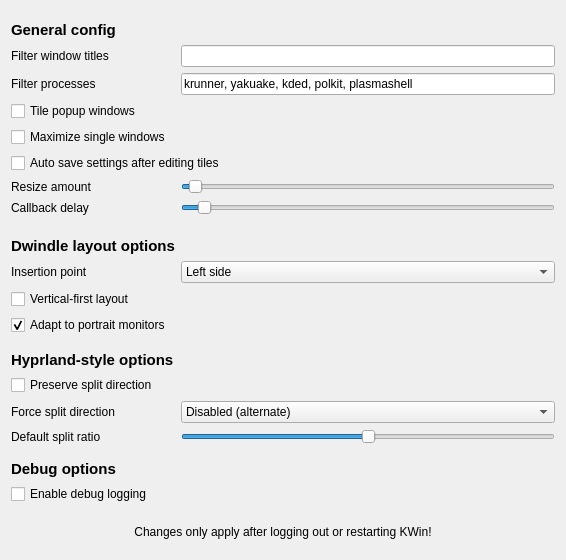
Before: the Qt Designer form res/config.ui in IamAndelib/Tessera, drawn with Qt 5.
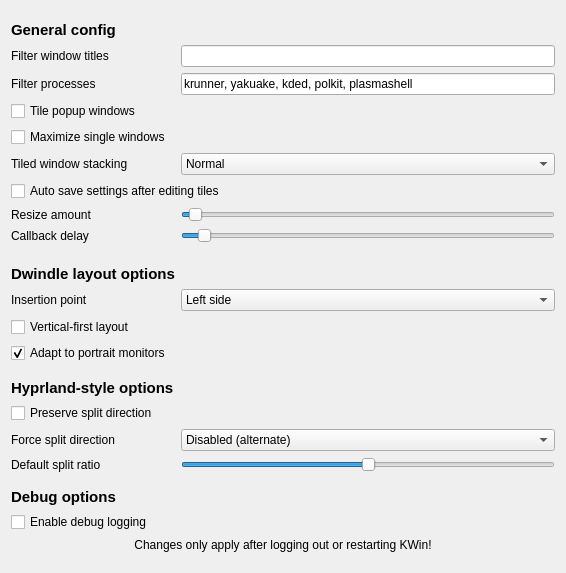
After: the same form once the commit is applied.

Commit message: Add tiled window stacking setting (Keep Above / Keep Below)

Patch:
```diff
--- a/res/config.ui
+++ b/res/config.ui
@@ -100,7 +100,36 @@
      </property>
     </widget>
    </item>
-   <item row="18" column="1" colspan="2">
+   <item row="18" column="1">
+    <widget class="QLabel" name="label_stacking">
+     <property name="text">
+      <string>Tiled window stacking</string>
+     </property>
+    </widget>
+   </item>
+   <item row="18" column="2">
+    <widget class="QComboBox" name="kcfg_TiledWindowStacking">
+     <property name="toolTip">
+      <string>Control stacking order of tiled windows relative to floating windows.</string>
+     </property>
+     <item>
+      <property name="text">
+       <string>Normal</string>
+      </property>
+     </item>
+     <item>
+      <property name="text">
+       <string>Keep Above (on top)</string>
+      </property>
+     </item>
+     <item>
+      <property name="text">
+       <string>Keep Below (on bottom)</string>
+      </property>
+     </item>
+    </widget>
+   </item>
+   <item row="20" column="1" colspan="2">
     <widget class="QCheckBox" name="kcfg_SaveOnTileEdit">
      <property name="toolTip">
       <string>&lt;html&gt;&lt;head/&gt;&lt;body&gt;&lt;p&gt;Automatically save tile config and changes to dbus-saver after editing through KWin's tile editor. May not save for some layouts.&lt;/p&gt;&lt;/body&gt;&lt;/html&gt;</string>
@@ -110,7 +139,7 @@
      </property>
     </widget>
    </item>
-   <item row="19" column="1">
+   <item row="21" column="1">
     <widget class="QLabel" name="label_9">
      <property name="toolTip">
       <string>&lt;html&gt;&lt;head/&gt;&lt;body&gt;&lt;p&gt;The amount of pixels to resize windows by when using shortcuts.&lt;/p&gt;&lt;/body&gt;&lt;/html&gt;</string>
@@ -120,7 +149,7 @@
      </property>
     </widget>
    </item>
-   <item row="19" column="2">
+   <item row="21" column="2">
     <widget class="QSlider" name="kcfg_ResizeAmount">
      <property name="toolTip">
       <string>&lt;html&gt;&lt;head/&gt;&lt;body&gt;&lt;p&gt;The amount of pixels to resize windows by when using shortcuts.&lt;/p&gt;&lt;/body&gt;&lt;/html&gt;</string>
```
The commit also changes 5 other files.
